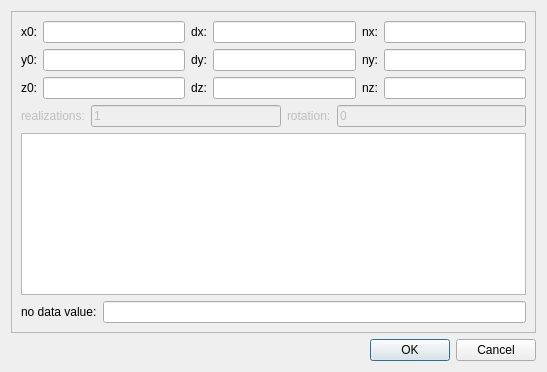
Before: the Qt Designer form cartesiangriddialog.ui in PauloCarvalhoRJ/gammaray, drawn with Qt 5.
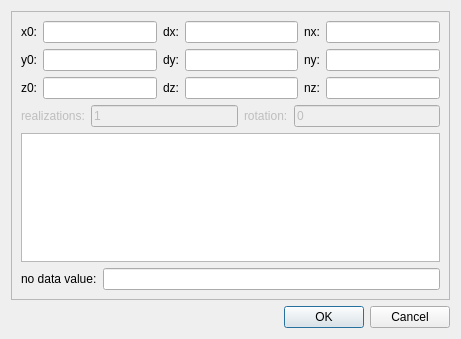
After: the same form once the commit is applied.

Patch:
```diff
--- a/cartesiangriddialog.ui
+++ b/cartesiangriddialog.ui
@@ -6,8 +6,8 @@
    <rect>
     <x>0</x>
     <y>0</y>
-    <width>547</width>
-    <height>372</height>
+    <width>461</width>
+    <height>339</height>
    </rect>
   </property>
   <property name="windowTitle">
```
